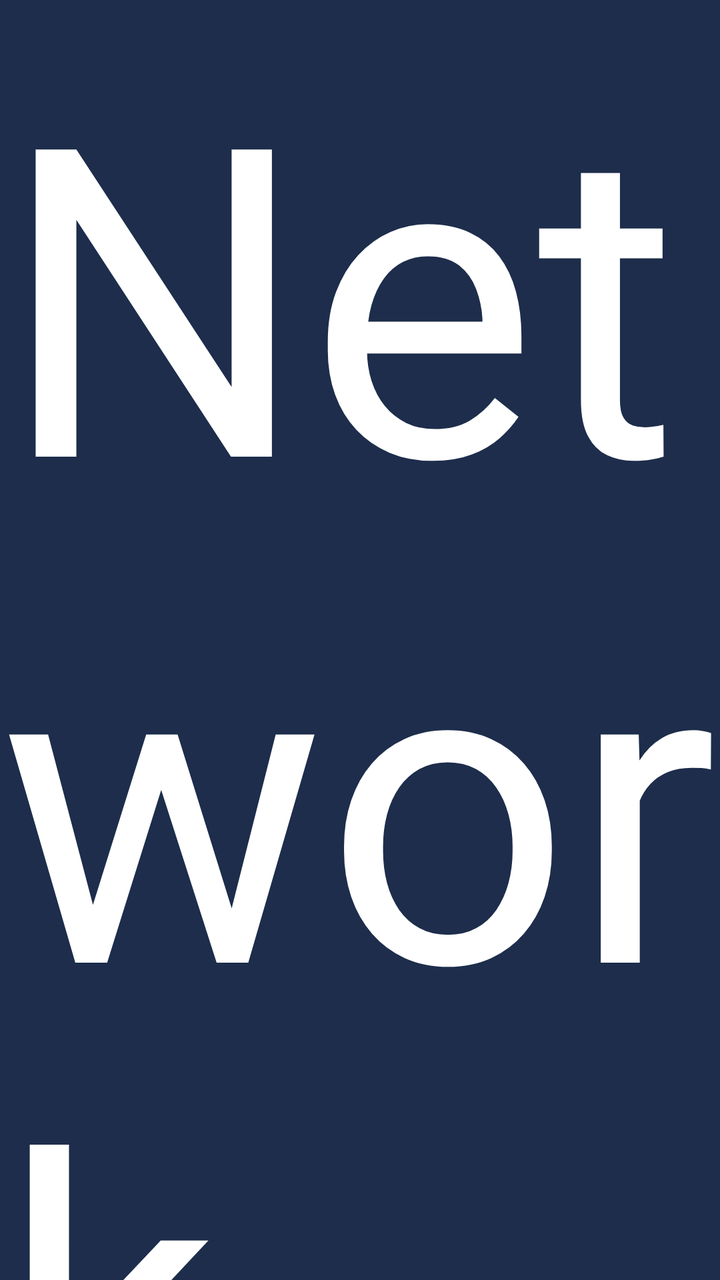
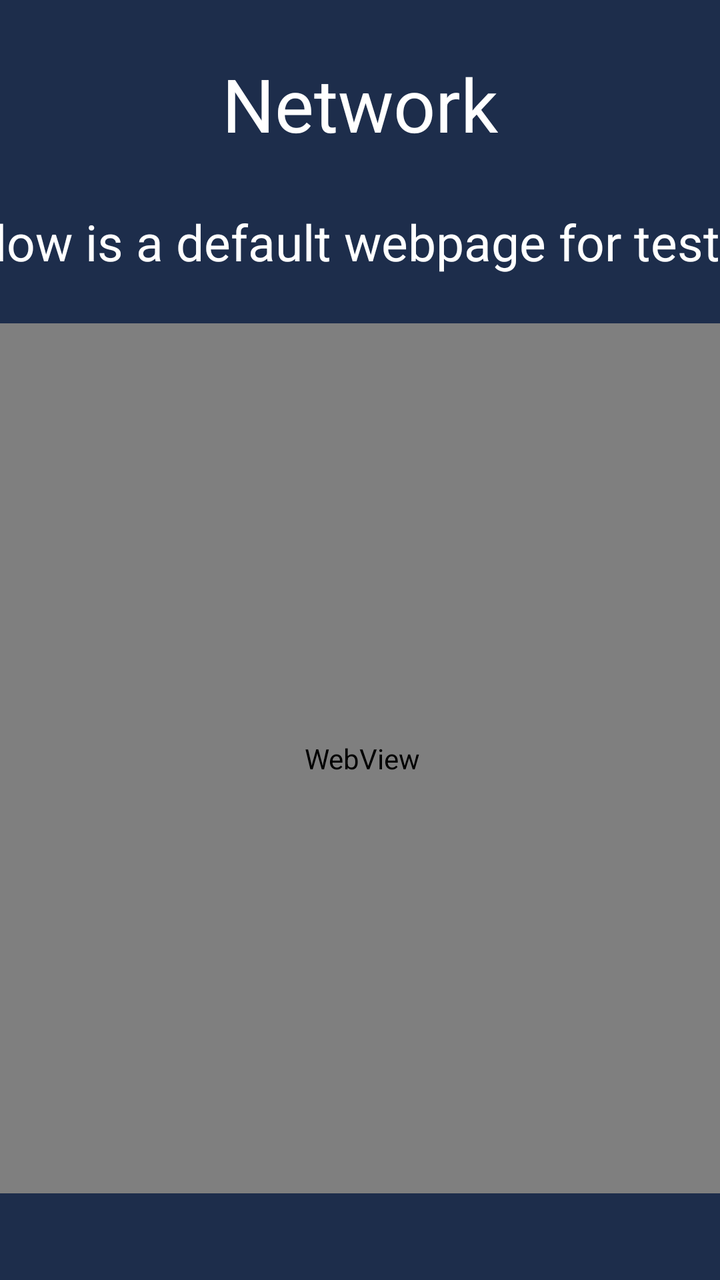

Screens rendered from an Android XML layout before and after an edit, with the pre-edit source and the edit as a unified diff.
<!-- AndroidManifest.xml: activity theme NoTitle -->
<!-- res/layout/activity_rj45.xml -->
<?xml version="1.0" encoding="utf-8"?>
<androidx.constraintlayout.widget.ConstraintLayout xmlns:android="http://schemas.android.com/apk/res/android"
    xmlns:app="http://schemas.android.com/apk/res-auto"
    xmlns:tools="http://schemas.android.com/tools"
    android:layout_width="match_parent"
    android:layout_height="match_parent"
    android:background="@color/colorMain">

    <RelativeLayout
        android:id="@+id/relativeLayout2"
        android:layout_width="match_parent"
        android:layout_height="116mm"
        app:layout_constraintEnd_toEndOf="parent"
        app:layout_constraintStart_toStartOf="parent"
        app:layout_constraintTop_toTopOf="parent">

        <TextView
            android:layout_width="wrap_content"
            android:layout_height="wrap_content"
            android:layout_centerInParent="true"
            android:text="@string/network_name"
            android:textColor="@color/white"
            android:textSize="37mm" />


    </RelativeLayout>

    <LinearLayout
        android:id="@+id/image_name"
        android:layout_width="1080mm"
        android:layout_height="wrap_content"
        android:gravity="center"
        android:orientation="vertical"
        app:layout_constraintEnd_toEndOf="parent"
        app:layout_constraintHorizontal_bias="0.499"
        app:layout_constraintStart_toStartOf="parent"
        app:layout_constraintTop_toBottomOf="@+id/relativeLayout2"
        tools:ignore="MissingConstraints,WebViewLayout">

        <TextView
            android:textSize="25mm"
            android:textColor="@color/white"
            android:text="@string/Below_testing"
            android:layout_width="wrap_content"
            android:layout_height="wrap_content"/>
        <WebView
            android:layout_marginTop="24mm"
            android:id="@+id/full_webView"
            android:layout_width="1080mm"
            android:layout_height="610mm"
            android:layerType="hardware"
            tools:ignore="InOrMmUsage" />

    </LinearLayout>

    <TextView
        android:id="@+id/tv_title_name"
        android:layout_width="wrap_content"
        android:layout_height="wrap_content"
        android:layout_alignParentStart="true"
        android:layout_marginStart="36dp"
        android:layout_marginTop="60mm"
        android:text="@string/expected_Passed"
        android:textColor="@color/white"
        android:textSize="25mm"
        app:layout_constraintEnd_toEndOf="parent"
        app:layout_constraintStart_toStartOf="parent"
        app:layout_constraintTop_toBottomOf="@+id/image_name" />

    <RelativeLayout
        android:layout_width="870mm"
        android:layout_height="wrap_content"
        android:layout_marginTop="40mm"
        app:layout_constraintEnd_toEndOf="parent"
        app:layout_constraintStart_toStartOf="parent"
        app:layout_constraintTop_toBottomOf="@+id/tv_title_name"
        tools:ignore="InOrMmUsage,MissingConstraints">


        <Button
            android:id="@+id/failure_bu"
            android:layout_width="121mm"
            android:layout_height="55mm"
            android:background="@drawable/r_button_bg"
            android:text="@string/Failed"
            android:textAllCaps="false"
            android:textColor="@color/white"
            android:textSize="21mm"
            tools:ignore="InOrMmUsage" />


        <Button
            android:id="@+id/through_bu"
            android:layout_width="121mm"
            android:layout_height="55mm"
            android:layout_alignParentEnd="true"
            android:background="@drawable/r_button_bg"
            android:text="@string/Passed"
            android:textAllCaps="false"
            android:textColor="@color/white"
            android:textSize="21mm"
            tools:ignore="InOrMmUsage" />


    </RelativeLayout>


</androidx.constraintlayout.widget.ConstraintLayout>
<!-- resources referenced by this layout -->
<resources>
  <color name="colorMain">#1D2D4B</color>
  <color name="white">#FFFFFFFF</color>
  <!-- drawable r_button_bg (drawable) -->
  <?xml version="1.0" encoding="utf-8"?>
  <shape
      xmlns:android="http://schemas.android.com/apk/res/android">
      
      <solid
          android:color="@color/colorMainButton" />
      
      <stroke
          android:width="1dp"
          android:color="@color/colorMainButton" />
      
      <size android:height="4mm"/>
      
      <corners
          android:radius="7dp"/>
  
  </shape>
  <string name="Below_testing">Below is a default webpage for testing</string>
  <string name="Failed">Failed</string>
  <string name="Passed">Passed</string>
  <string name="expected_Passed">If the result is expected, click “Passed”, otherwise click “Failed”</string>
  <string name="network_name">Network</string>
  <style name="NoTitle" parent="Theme.AppCompat.Light.NoActionBar">
          <item name="colorPrimary">@color/colorMain</item>
          <item name="colorPrimaryDark">@color/colorMain</item>
          <item name="colorAccent">@color/colorMain</item>
          <item name="android:windowFullscreen">true</item>
          <item name="windowActionBar">false</item>
          <item name="windowNoTitle">true</item>
          <item name="android:textAppearanceListItemSmall">@style/listPopupWindow</item>
      </style>
  <color name="colorMainButton">#0091FF</color>
  <style name="listPopupWindow">
          <item name="android:textSize">25mm</item>
          <item name="android:fontFamily">@font/montserrat_regular</item>
          <item name="android:textColor">@color/black</item>
      </style>
  <color name="black">#FF000000</color>
</resources>

<!-- the commit's change to res/layout/activity_rj45.xml (unified diff, before → after) -->
@@ -9,7 +9,7 @@
     <RelativeLayout
         android:id="@+id/relativeLayout2"
         android:layout_width="match_parent"
-        android:layout_height="116mm"
+        android:layout_height="104dp"
         app:layout_constraintEnd_toEndOf="parent"
         app:layout_constraintStart_toStartOf="parent"
         app:layout_constraintTop_toTopOf="parent">
@@ -20,14 +20,14 @@
             android:layout_centerInParent="true"
             android:text="@string/network_name"
             android:textColor="@color/white"
-            android:textSize="37mm" />
+            android:textSize="37dp" />
 
 
     </RelativeLayout>
 
     <LinearLayout
         android:id="@+id/image_name"
-        android:layout_width="1080mm"
+        android:layout_width="772dp"
         android:layout_height="wrap_content"
         android:gravity="center"
         android:orientation="vertical"
@@ -38,18 +38,18 @@
         tools:ignore="MissingConstraints,WebViewLayout">
 
         <TextView
-            android:textSize="25mm"
+            android:textSize="25dp"
             android:textColor="@color/white"
             android:text="@string/Below_testing"
             android:layout_width="wrap_content"
             android:layout_height="wrap_content"/>
         <WebView
-            android:layout_marginTop="24mm"
+            android:layout_marginTop="24dp"
             android:id="@+id/full_webView"
-            android:layout_width="1080mm"
-            android:layout_height="610mm"
+            android:layout_width="772dp"
+            android:layout_height="435dp"
             android:layerType="hardware"
-            tools:ignore="InOrMmUsage" />
+            tools:ignore="InOrdpUsage" />
 
     </LinearLayout>
 
@@ -59,47 +59,47 @@
         android:layout_height="wrap_content"
         android:layout_alignParentStart="true"
         android:layout_marginStart="36dp"
-        android:layout_marginTop="60mm"
+        android:layout_marginTop="60dp"
         android:text="@string/expected_Passed"
         android:textColor="@color/white"
-        android:textSize="25mm"
+        android:textSize="25dp"
         app:layout_constraintEnd_toEndOf="parent"
         app:layout_constraintStart_toStartOf="parent"
         app:layout_constraintTop_toBottomOf="@+id/image_name" />
 
     <RelativeLayout
-        android:layout_width="870mm"
+        android:layout_width="870dp"
         android:layout_height="wrap_content"
-        android:layout_marginTop="40mm"
+        android:layout_marginTop="40dp"
         app:layout_constraintEnd_toEndOf="parent"
         app:layout_constraintStart_toStartOf="parent"
         app:layout_constraintTop_toBottomOf="@+id/tv_title_name"
-        tools:ignore="InOrMmUsage,MissingConstraints">
+        tools:ignore="InOrdpUsage,MissingConstraints">
 
 
         <Button
             android:id="@+id/failure_bu"
-            android:layout_width="121mm"
-            android:layout_height="55mm"
+            android:layout_width="121dp"
+            android:layout_height="55dp"
             android:background="@drawable/r_button_bg"
             android:text="@string/Failed"
             android:textAllCaps="false"
             android:textColor="@color/white"
-            android:textSize="21mm"
-            tools:ignore="InOrMmUsage" />
+            android:textSize="21dp"
+            tools:ignore="InOrdpUsage" />
 
 
         <Button
             android:id="@+id/through_bu"
-            android:layout_width="121mm"
-            android:layout_height="55mm"
+            android:layout_width="121dp"
+            android:layout_height="55dp"
             android:layout_alignParentEnd="true"
             android:background="@drawable/r_button_bg"
             android:text="@string/Passed"
             android:textAllCaps="false"
             android:textColor="@color/white"
-            android:textSize="21mm"
-            tools:ignore="InOrMmUsage" />
+            android:textSize="21dp"
+            tools:ignore="InOrdpUsage" />
 
 
     </RelativeLayout>
